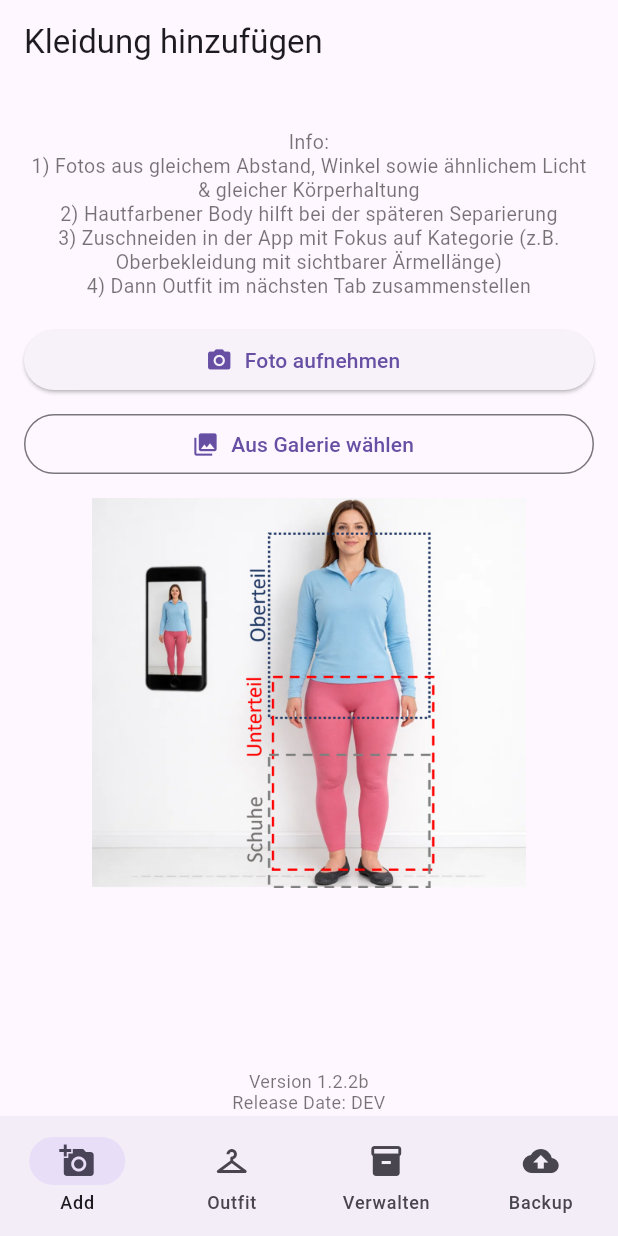
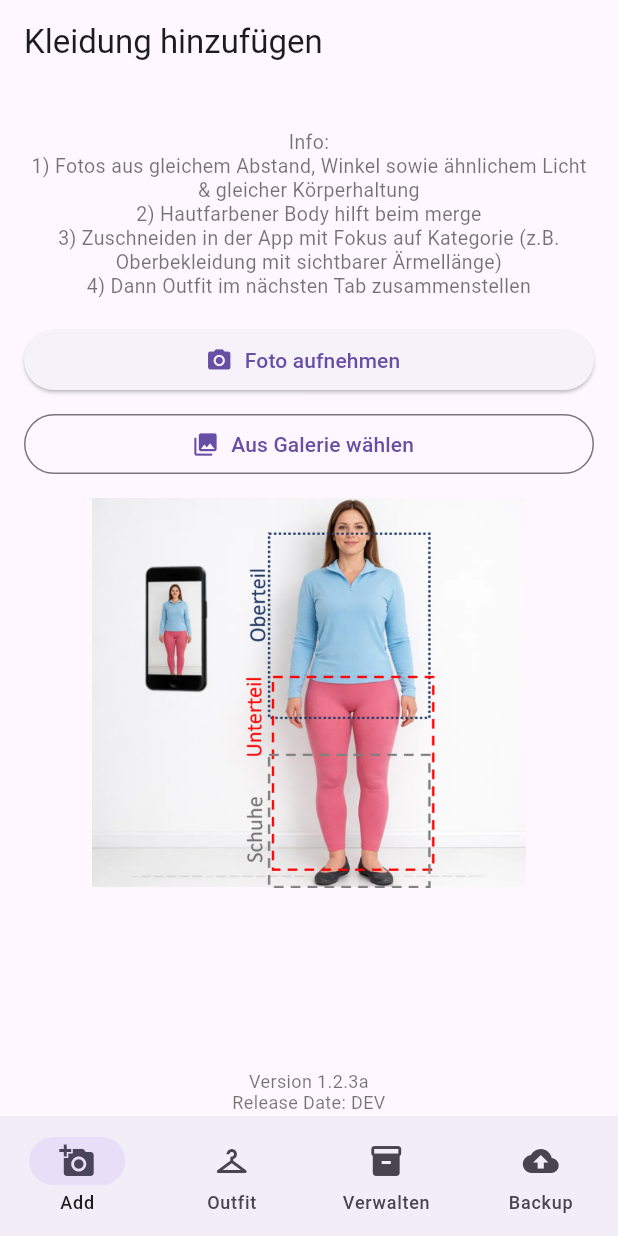
Before and after one commit to Nepomuk12/digitaler-kleiderschrank, a Flutter app: the screen it shows after launch, on a phone screen of 412 x 824 dp. Run offline on Flutter 3.47's test engine with Material 3 defaults, Android fonts, the phone set to English and light mode, and no system bars; our stand-ins replace cross_file, file_picker, flutter_riverpod, hive, hive_flutter, image_cropper and 2 more; accounts and stored records are empty.

Commit message:
V1.2.3 Promt and small changes

```diff
--- a/kleiderschrank_app/lib/features/add_item/add_item_screen.dart
+++ b/kleiderschrank_app/lib/features/add_item/add_item_screen.dart
@@ -97,7 +97,7 @@ class _AddItemScreenState extends ConsumerState<AddItemScreen> {
       return const Text(
         'Info:\n'
         '1) Fotos aus gleichem Abstand, Winkel sowie ähnlichem Licht & gleicher Körperhaltung\n'
-        '2) Hautfarbener Body hilft bei der späteren Separierung\n'
+        '2) Hautfarbener Body hilft beim merge\n'
         '3) Zuschneiden in der App mit Fokus auf Kategorie (z.B. Oberbekleidung mit sichtbarer Ärmellänge)\n'
         '4) Dann Outfit im nächsten Tab zusammenstellen',
         textAlign: TextAlign.center,
@@ -107,7 +107,7 @@ class _AddItemScreenState extends ConsumerState<AddItemScreen> {
 
     Widget footer() {
       return const Text(
-        'Version 1.2.2b\n'
+        'Version 1.2.3a\n'
         'Release Date: $releaseDate\n'
         'Copyright: C.Bohne',
         textAlign: TextAlign.center,
```
Also changed, not shown: kleiderschrank_app/lib/domain/tag_labels.dart (+4 -4 lines), kleiderschrank_app/lib/features/wardrobe/wardrobe_screen.dart (+5 -5 lines), kleiderschrank_app/lib/services/llm_prompt_builder.dart (+7 -7 lines).
